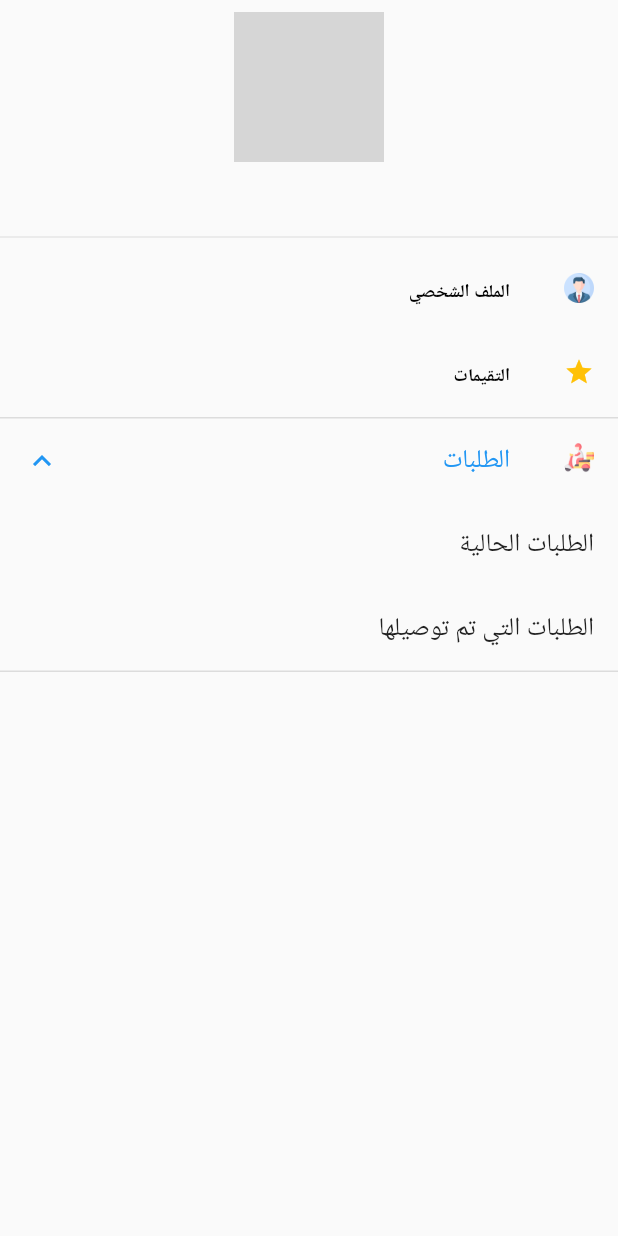
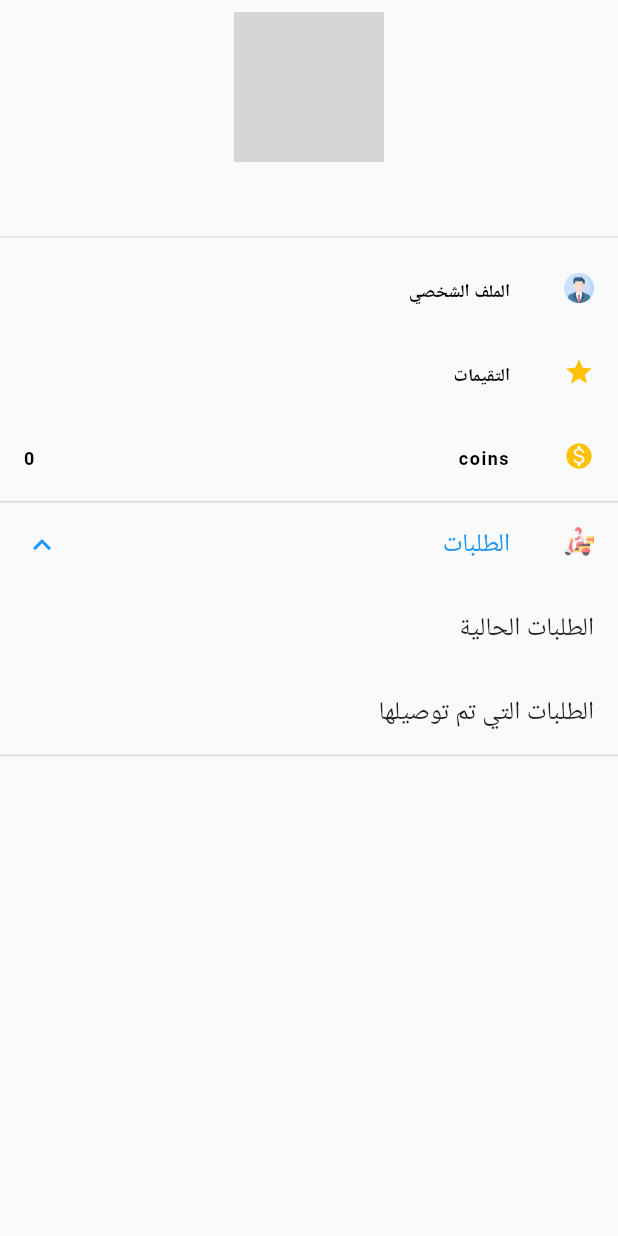
Before and after one commit to elesdody5/mydelivery_admin, a Flutter app: the DeliveryDetailsScreen screen opened directly with empty values, after a tap on "الطلبات", on a phone screen of 412 x 824 dp. Run offline on Flutter 3.47's test engine with Material 2 defaults, Android fonts, the phone set to English and light mode, and no system bars; our stand-ins replace audioplayers, cached_network_image, cloud_firestore, cool_alert, curved_navigation_bar, dio and 13 more; missing offline and left inert: form_builder_image_picker, record; accounts and stored records are empty; network calls fail; grey boxes are pictures that could not be loaded.

Commit message:
get delivery coins

```diff
--- a/features/delivery/lib/data/firebase/firestore_service.dart
+++ b/features/delivery/lib/data/firebase/firestore_service.dart
@@ -14,5 +14,7 @@ abstract class FireStoreService {
 
   Future<void> updateOrderStatus(OrderStatus orderStatus, String orderId);
 
-  Future<void> removeOrdersIds(List<String> ordersId) ;
+  Future<void> removeOrdersIds(List<String> ordersId);
+
+  Future<int> getDeliveryCoins(String deliveryId);
 }
--- a/features/delivery/lib/data/firebase/firestore_service_imp.dart
+++ b/features/delivery/lib/data/firebase/firestore_service_imp.dart
@@ -19,7 +19,7 @@ class FireStoreServiceImp implements FireStoreService {
         .collection("orders")
         .where("delivery._id", isEqualTo: deliveryId)
         .where("orderStatus",
-            isNotEqualTo: OrderStatus.delivered.enumToString())
+        isNotEqualTo: OrderStatus.delivered.enumToString())
         .snapshots();
     return stream.map((event) =>
         event.docs.map((e) => Order.fromJson(e.data(), e.id)).toList());
@@ -53,7 +53,7 @@ class FireStoreServiceImp implements FireStoreService {
     WriteBatch batch = _fireStore.batch();
     for (var order in orders) {
       DocumentSnapshot<Map<String, dynamic>> docSnapshot =
-          await ordersCollection.doc(order.id).get();
+      await ordersCollection.doc(order.id).get();
 
       if (docSnapshot.get('delivery') != null) {
         return Error(ApiException("pick_order_error_body"));
@@ -69,8 +69,8 @@ class FireStoreServiceImp implements FireStoreService {
   }
 
   @override
-  Future<void> updateOrderStatus(
-      OrderStatus orderStatus, String orderId) async {
+  Future<void> updateOrderStatus(OrderStatus orderStatus,
+      String orderId) async {
     final ordersCollection = _fireStore.collection("orders");
     await ordersCollection
         .doc(orderId)
@@ -86,4 +86,16 @@ class FireStoreServiceImp implements FireStoreService {
     }
     await batch.commit();
   }
+
+  Future<int> getDeliveryCoins(String deliveryId) async {
+    final ordersCollection = _fireStore.collection("orders");
+    final response = await ordersCollection
+        .where("delivery._id", isEqualTo: deliveryId)
+        .get();
+    int? coins = 0;
+    for (var doc in response.docs) {
+      coins = (coins! + (doc.data()["coins"] ?? 0)) as int?;
+    }
+    return coins ?? 0;
+  }
 }
--- a/features/delivery/lib/data/repository/delivery_repository.dart
+++ b/features/delivery/lib/data/repository/delivery_repository.dart
@@ -38,5 +38,7 @@ abstract class DeliveryRepository {
 
   Future<void> removeDeliveryQuickOrders(List<String> ordersId);
 
-  Future<Result<List<Review>>>getAllDeliveryReviews(String deliveryId);
+  Future<Result<List<Review>>> getAllDeliveryReviews(String deliveryId);
+
+  Future<int> getDeliveryCoins(String deliveryId);
 }
--- a/features/delivery/lib/data/repository/delivery_repository_imp.dart
+++ b/features/delivery/lib/data/repository/delivery_repository_imp.dart
@@ -136,4 +136,8 @@ class DeliveryRepositoryImp implements DeliveryRepository {
     return _remoteDataSource.getAllDeliveryReviews(deliveryId);
 
   }
-}
+
+  Future<int> getDeliveryCoins(String deliveryId) async {
+    return _fireStoreService.getDeliveryCoins(deliveryId);
+  }
+  }
--- /dev/null
+++ b/features/delivery/lib/delivery_details/delivery_details_provider.dart
@@ -0,0 +1,16 @@
+import 'package:core/base_provider.dart';
+import 'package:delivery/data/repository/delivery_repository.dart';
+import 'package:delivery/data/repository/delivery_repository_imp.dart';
+
+class DeliveryDetailsProvider extends BaseProvider {
+  final DeliveryRepository _repository;
+
+  DeliveryDetailsProvider({DeliveryRepository? repository})
+      : _repository = repository ?? DeliveryRepositoryImp();
+  int coins = 0;
+
+  Future<void> getDeliveryCoins(String deliveryId) async {
+    coins = await _repository.getDeliveryCoins(deliveryId);
+    notifyListeners();
+  }
+}
--- a/features/delivery/lib/delivery_details/delivery_details_screen.dart
+++ b/features/delivery/lib/delivery_details/delivery_details_screen.dart
@@ -1,18 +1,27 @@
 import 'package:core/domain/user.dart';
 import 'package:core/screens.dart';
+import 'package:delivery/delivery_details/delivery_details_provider.dart';
 import 'package:flutter/material.dart';
 import 'package:get/get.dart';
+import 'package:widgets/future_with_loading_progress.dart';
 import 'package:widgets/user_avatar.dart';
+import 'package:provider/provider.dart';
 
 class DeliveryDetailsScreen extends StatelessWidget {
   const DeliveryDetailsScreen({Key? key}) : super(key: key);
 
   @override
   Widget build(BuildContext context) {
+    final provider =
+        Provider.of<DeliveryDetailsProvider>(context, listen: false);
     User delivery = Get.arguments;
     return Scaffold(
       body: SafeArea(
-        child: Column(
+        child: FutureWithLoadingProgress(
+          future: () => provider.getDeliveryCoins(delivery.id ?? ""),
+          child: Consumer<DeliveryDetailsProvider>(
+              builder: (context, provider, key) {
+            return Column(
               mainAxisAlignment: MainAxisAlignment.start,
               crossAxisAlignment: CrossAxisAlignment.center,
               children: [
@@ -28,8 +37,8 @@ class DeliveryDetailsScreen extends StatelessWidget {
                   padding: const EdgeInsets.all(8.0),
                   child: Text(
                     delivery.name ?? "",
-                style:
-                    const TextStyle(fontWeight: FontWeight.bold, fontSize: 15),
+                    style: const TextStyle(
+                        fontWeight: FontWeight.bold, fontSize: 15),
                   ),
                 ),
                 const Divider(),
@@ -59,6 +68,18 @@ class DeliveryDetailsScreen extends StatelessWidget {
                   onTap: () => Get.toNamed(deliveryReviewsScreenRouteName,
                       arguments: delivery),
                 ),
+                ListTile(
+                  leading: const Icon(
+                    Icons.monetization_on,
+                    size: 20,
+                    color: Colors.amber,
+                  ),
+                  title: Text(
+                    "coins".tr,
+                    style: Get.textTheme.bodyText2,
+                  ),
+                  trailing: Text("${provider.coins}"),
+                ),
                 ExpansionTile(
                   expandedCrossAxisAlignment: CrossAxisAlignment.start,
                   title: Text("orders".tr),
@@ -79,6 +100,8 @@ class DeliveryDetailsScreen extends StatelessWidget {
                   ],
                 )
               ],
+            );
+          }),
         ),
       ),
     );
--- a/features/widgets/lib/user_avatar.dart
+++ b/features/widgets/lib/user_avatar.dart
@@ -41,7 +41,7 @@ class UserAvatar extends StatelessWidget {
   Widget build(BuildContext context) {
     return Hero(
       tag: id,
-      child: InkWell(
+      child: GestureDetector(
         onTap: _showImagePreview,
         child: CircleAvatar(
           radius: radius,
--- a/lib/pages.dart
+++ b/lib/pages.dart
@@ -24,6 +24,7 @@ import 'package:delivery/current_delivery_orders/all_current_delivery_orders.dar
 import 'package:delivery/current_delivery_orders/all_current_delivery_orders_provider.dart';
 import 'package:delivery/deliverd_orders/all_delivered_orders_provider.dart';
 import 'package:delivery/deliverd_orders/all_delivered_orders_screen.dart';
+import 'package:delivery/delivery_details/delivery_details_provider.dart';
 import 'package:delivery/delivery_details/delivery_details_screen.dart';
 import 'package:delivery/avalible_orders/all_available_orders_provider.dart';
 import 'package:delivery/avalible_orders/available_order_details_screen/avaliable_user_order_provider.dart';
@@ -84,7 +85,10 @@ List<GetPage> appPages = [
   ),
   GetPage(
     name: deliveryDetailsScreenRouteName,
-    page: () => const DeliveryDetailsScreen(),
+    page: () => ChangeNotifierProvider.value(
+      value: DeliveryDetailsProvider(),
+      child: const DeliveryDetailsScreen(),
+    )
   ),
   GetPage(
       name: deliveryListScreen,
```
Also changed, not shown: 1 other file. Lines whose indentation alone changed are shown as unchanged.
